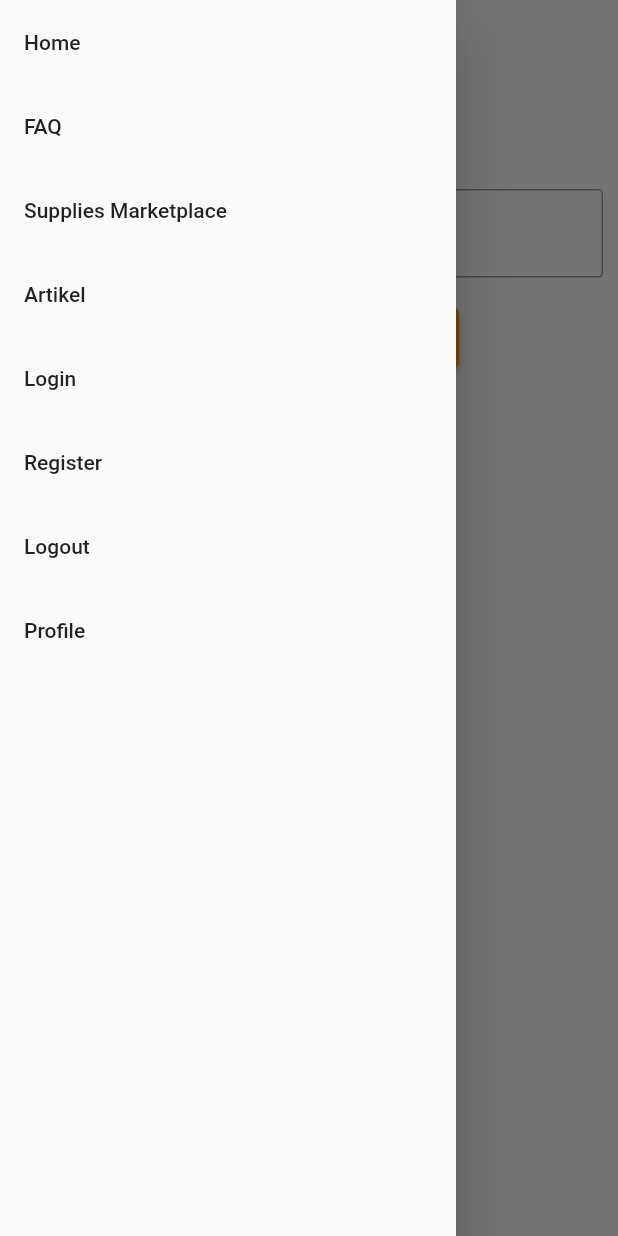
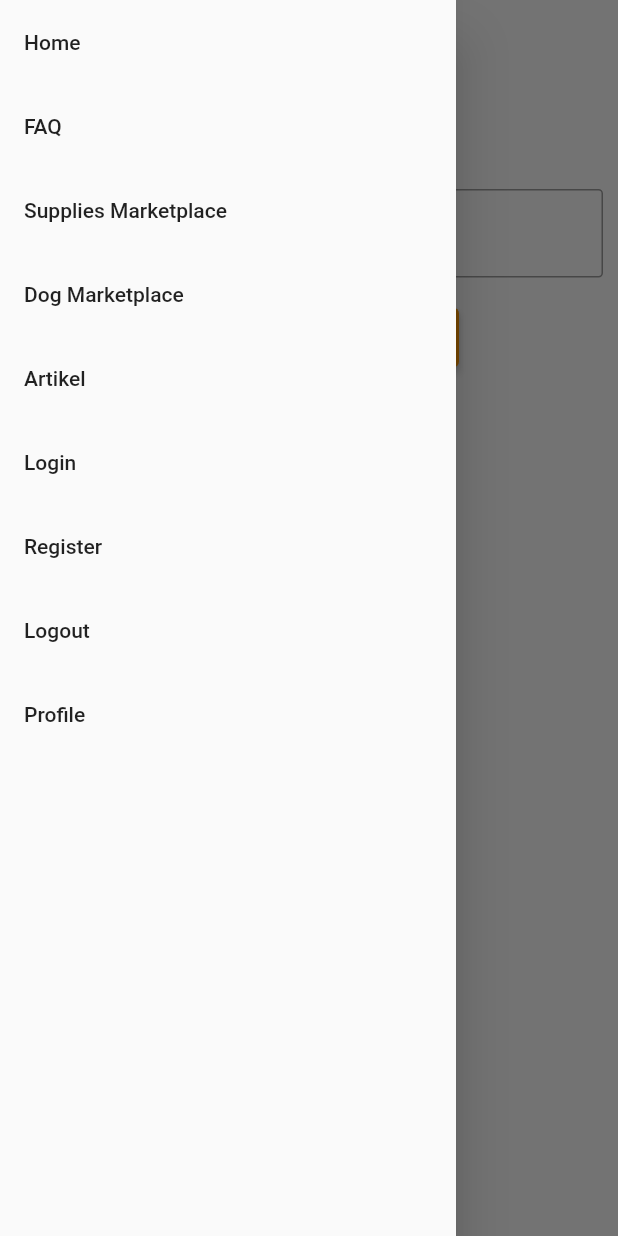
Before and after one commit to PBP-E06/Flutter-Dogewoof, a Flutter app: the FAQInputPage screen opened by its route, with the side drawer open, on a phone screen of 412 x 824 dp. Run offline on Flutter 3.47's test engine with Material 2 defaults, Android fonts, the phone set to English and light mode, and no system bars; missing offline and left inert: pbp_django_auth; network calls fail.

Commit message:
hopefully final commit

```diff
--- a/lib/main.dart
+++ b/lib/main.dart
@@ -18,6 +18,9 @@ import 'package:dogewoof/pages/artikel/page/artikel_page.dart';
 
 import 'pages/faq/pages/faqhomepage.dart';
 import 'pages/faq/pages/inputquestion.dart';
+
+import 'package:dogewoof/pages/dogmarket/listingpage.dart';
+import 'package:dogewoof/pages/dogmarket/submitdogpage.dart';
 
 void main() {
   runApp(const MyApp());
@@ -50,6 +53,8 @@ class MyApp extends StatelessWidget {
             "/faqhome": (BuildContext context) => const FAQHomepage(),
             "/inputquestions": (BuildContext context) => const FAQInputPage(),
             "/artikel": (BuildContext context) => const ArtikelPage(),
+            "/dog_market/listing": (BuildContext context) => const ListingPage(),
+            "/dog_market/submitdog": (BuildContext context) => const SubmitDogPage(),
         },
       ),
     );
--- a/dogewoof/lib/pages/dogmarket/listingpage.dart
+++ b/lib/pages/dogmarket/listingpage.dart
@@ -19,7 +19,7 @@ class _ListingPage extends State<ListingPage> {
     List _list_dog = List.empty();
 
     Future<List<DogItem>> getDogList() async {
-      var response = await request.get("$siteUrl/get-contact-us/");
+      var response = await request.get("$siteUrl/dog_market/getlisting/");
       List<DogItem> listFeedback = [];
       for (var d in response) {
         if (d != null) {
@@ -31,9 +31,11 @@ class _ListingPage extends State<ListingPage> {
     }
 
     return Scaffold(
+      appBar: AppBar(title: const Text('Dog Marketplace')),
+      drawer: DrawerWidget(),
       floatingActionButton: FloatingActionButton(
         onPressed: () {
-          Navigator.pushNamed(context, '/dog_market/submitdogpage');
+          Navigator.pushNamed(context, '/dog_market/submitdog');
         },
         backgroundColor: Colors.orange,
         child: const Icon(Icons.post_add),
@@ -92,12 +94,9 @@ class _ListingPage extends State<ListingPage> {
                         width: 100,
                         height: 100,
                         decoration: BoxDecoration(
-                            color: Colors.grey,
-                            borderRadius: BorderRadius.circular(8.0),
-                            image: DecorationImage(
-                              fit: BoxFit.cover,
-                              image: NetworkImage(_item.imageUrl),
-                            ))),
+                          color: Colors.grey,
+                          borderRadius: BorderRadius.circular(8.0),
+                        )),
                   ],
                 ),
               );
--- a/dogewoof/lib/pages/dogmarket/submitdogpage.dart
+++ b/lib/pages/dogmarket/submitdogpage.dart
@@ -22,6 +22,7 @@ class SubmitDogPage extends StatelessWidget {
         appBar: AppBar(
           title: const Text("New Listing"),
         ),
+        drawer: DrawerWidget(),
         body: const MyCustomForm(),
       ),
     );
--- a/lib/widgets/drawer.dart
+++ b/lib/widgets/drawer.dart
@@ -24,6 +24,12 @@ class DrawerWidget extends StatelessWidget {
             title: const Text('Supplies Marketplace'),
             onTap: () async {
                 Navigator.pushNamed(context, '/supplies');
+            },
+        ),
+        ListTile(
+            title: const Text('Dog Marketplace'),
+            onTap: () async {
+                Navigator.pushNamed(context, '/dog_market/listing');
             },
         ),
         ListTile(
```
Also changed, not shown: dogewoof/lib/pages/dogmarket/submitdogpage copy.dart (deleted, +0 -24 lines), lib/pages/dogmarket/models/dogitem_model.dart (renamed from dogewoof/lib/pages/dogmarket/models/dogitem_model.dart), lib/pages/dogmarket/viewdogpage.dart (renamed from dogewoof/lib/pages/dogmarket/viewdogpage.dart), 1 other file.
